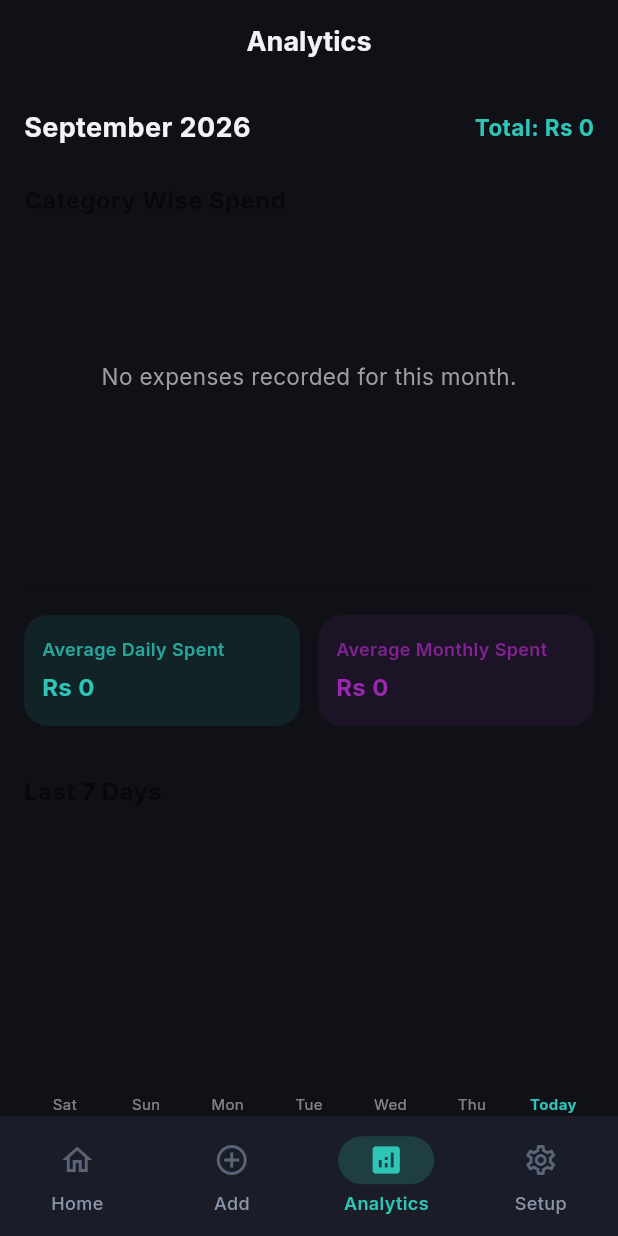
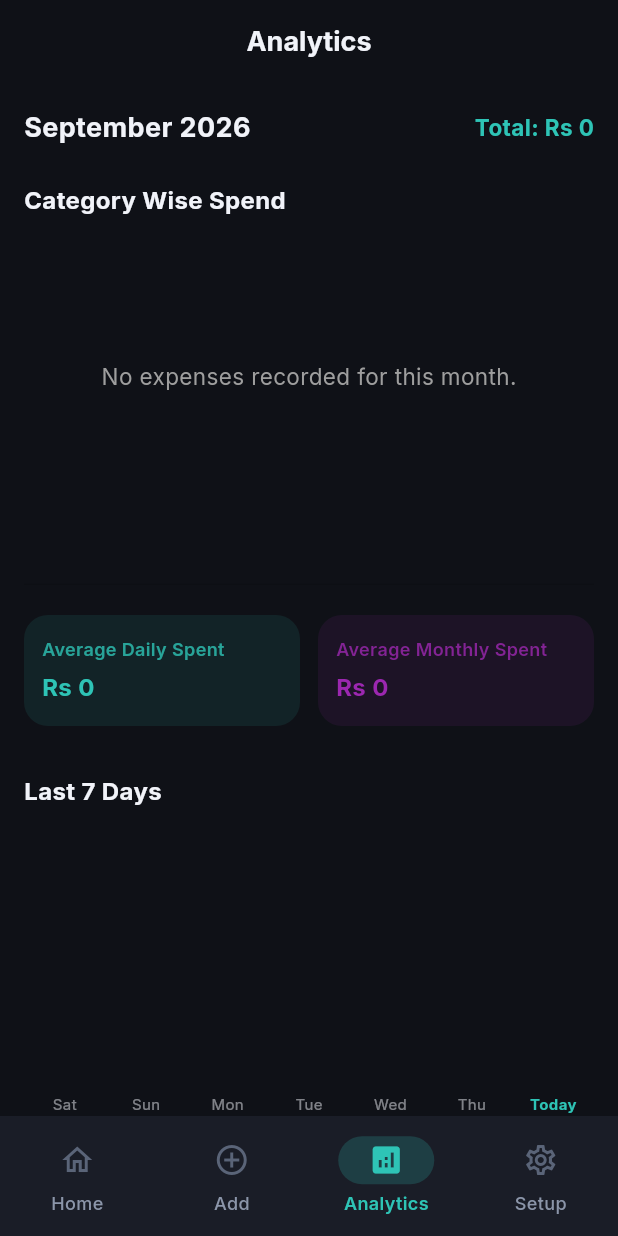
Before and after one commit to Azana2961/ExpenseTracker, a Flutter app: the screen it shows after launch, item 3 of the bottom bar chosen, on a phone screen of 412 x 824 dp. Run offline on Flutter 3.47's test engine with Material 3 defaults, Android fonts, the light colour scheme and no system bars; drawn by our look-alikes of fl_chart; our stand-ins replace flutter_local_notifications, go_router, google_fonts, shared_preferences, sqflite, timezone; accounts and stored records are empty.

Commit message:
style: fix text colors and make pie chart lines white

```diff
--- a/lib/features/analytics/presentation/analytics_screen.dart
+++ b/lib/features/analytics/presentation/analytics_screen.dart
@@ -197,7 +197,7 @@ class _AnalyticsScreenState extends State<AnalyticsScreen> {
             ),
             const SizedBox(height: 24),
 
-            const Text('Category Wise Spend', style: TextStyle(fontSize: 16, fontWeight: FontWeight.bold, color: Colors.black54)),
+            Text('Category Wise Spend', style: TextStyle(fontSize: 16, fontWeight: FontWeight.bold, color: Theme.of(context).colorScheme.onSurface)),
             const SizedBox(height: 16),
 
             SizedBox(
@@ -206,7 +206,7 @@ class _AnalyticsScreenState extends State<AnalyticsScreen> {
                 ? const Center(child: Text('No expenses recorded for this month.', style: TextStyle(color: Colors.grey)))
                 : PieChart(
                     PieChartData(
-                      sectionsSpace: 4,
+                      sectionsSpace: 0,
                       centerSpaceRadius: 40,
                       sections: categories.entries.toList().asMap().entries.map((entry) {
                         int idx = entry.key;
@@ -219,6 +219,7 @@ class _AnalyticsScreenState extends State<AnalyticsScreen> {
                           title: 'Rs ${(catAmount / 1000).toStringAsFixed(1)}k',
                           radius: 50,
                           titleStyle: const TextStyle(fontSize: 12, fontWeight: FontWeight.bold, color: Colors.white),
+                          borderSide: const BorderSide(color: Colors.white, width: 2),
                         );
                       }).toList(),
                     ),
@@ -272,7 +273,7 @@ class _AnalyticsScreenState extends State<AnalyticsScreen> {
             ),
             const SizedBox(height: 32),
 
-            const Text('Last 7 Days', style: TextStyle(fontSize: 16, fontWeight: FontWeight.bold, color: Colors.black54)),
+            Text('Last 7 Days', style: TextStyle(fontSize: 16, fontWeight: FontWeight.bold, color: Theme.of(context).colorScheme.onSurface)),
             const SizedBox(height: 24),
             SizedBox(
               height: 180,
```
